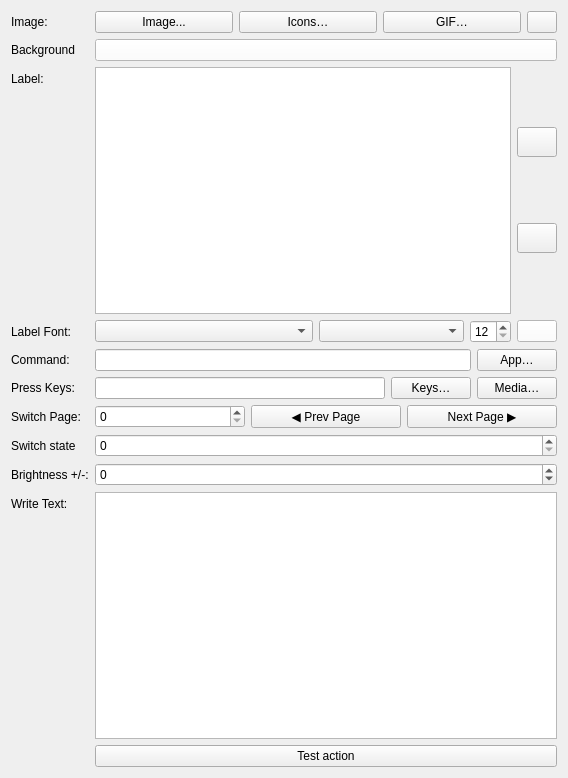
Qt form streamdeck_ui/button.ui (KsmBl/streamdeck-linux-gui-KsmBl) before a commit.
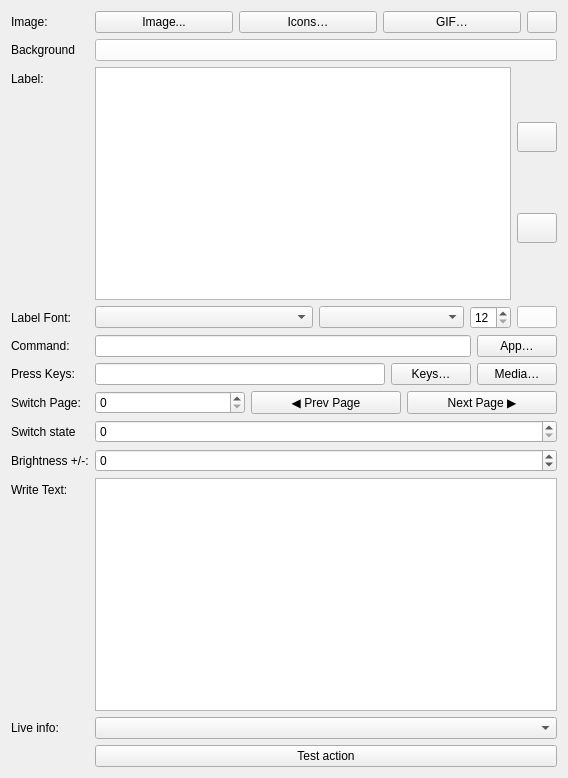
The same form after that commit. Icons and pictures are not drawn.

Commit message: feat(buttons): live information buttons (clock, CPU, memory, battery, network)

Patch:
```diff
--- a/streamdeck_ui/button.ui
+++ b/streamdeck_ui/button.ui
@@ -1270,7 +1270,21 @@
    <item row="11" column="1">
     <widget class="QPlainTextEdit" name="write"/>
    </item>
+   <item row="12" column="0">
+    <widget class="QLabel" name="label_live">
+     <property name="text">
+      <string>Live info:</string>
+     </property>
+    </widget>
+   </item>
    <item row="12" column="1">
+    <widget class="QComboBox" name="live_source">
+     <property name="toolTip">
+      <string>Show live information (clock, CPU, battery…) as the button text</string>
+     </property>
+    </widget>
+   </item>
+   <item row="13" column="1">
     <widget class="QPushButton" name="test_action">
      <property name="toolTip">
       <string>Run this button's action now to test it</string>
```
The commit also changes 8 other files.
